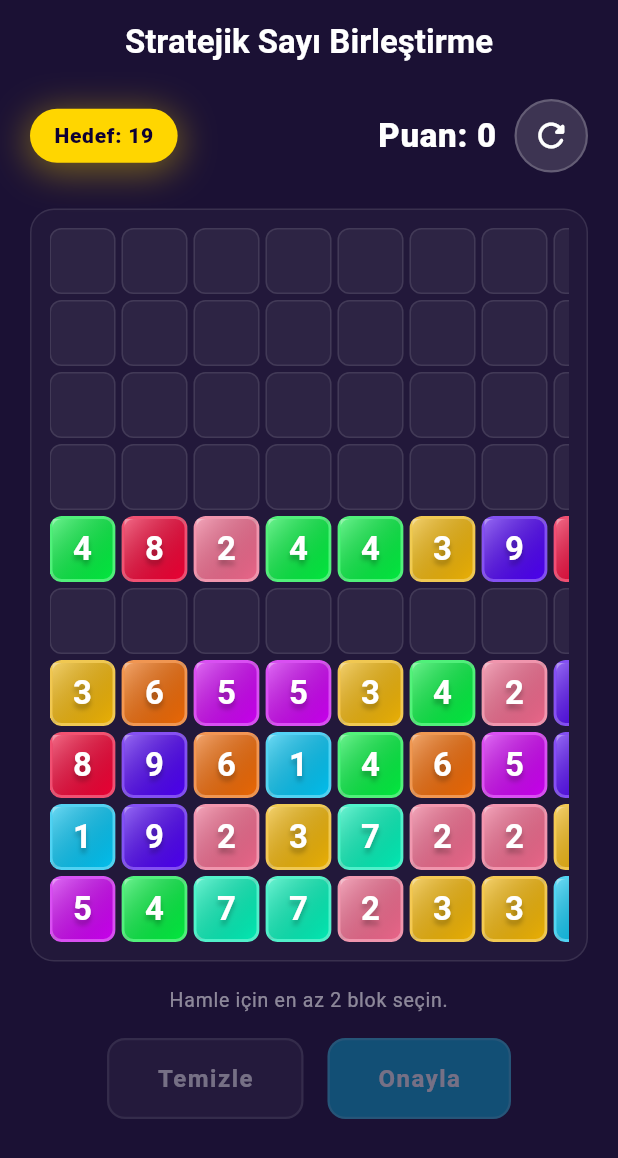
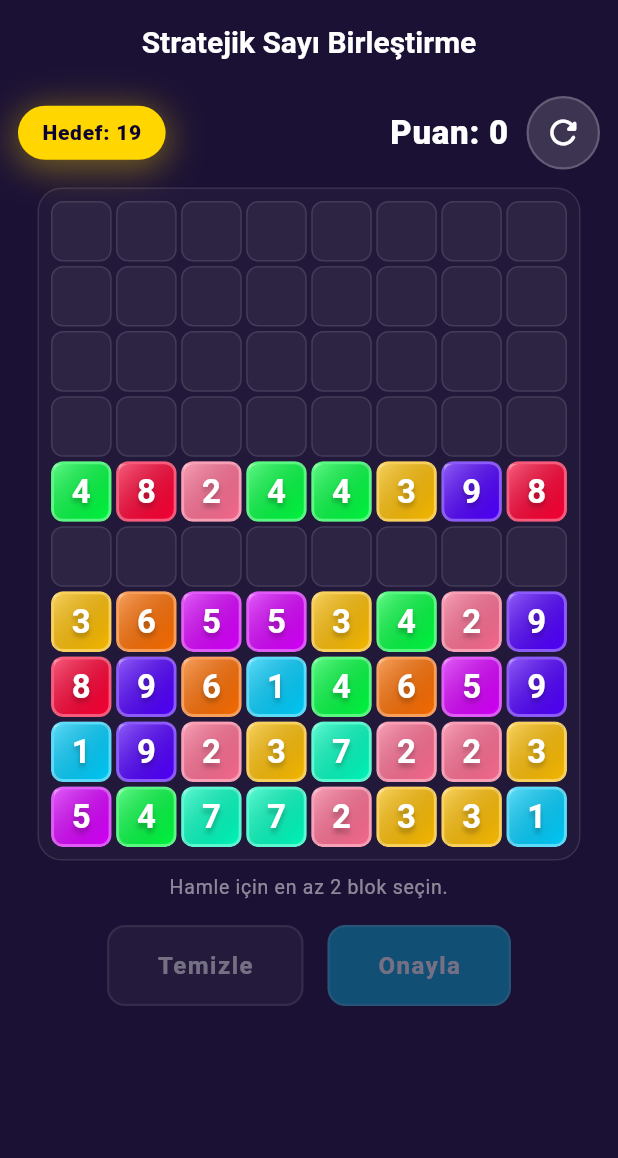
Before and after one commit to Efilant/Stratejik-Say-Birle-tirme-Oyunu, a Flutter app: the screen it shows after launch, on a phone screen of 412 x 824 dp. Shown: the top 1158 px of the screen. Run offline on Flutter 3.47's test engine with Material 3 defaults, Android fonts, the phone set to English and light mode, and no system bars.

Commit message:
UI: Make GameGrid responsive, reduce paddings and spacing; enhance Block selection visuals

```diff
--- a/lib/providers/game_engine.dart
+++ b/lib/providers/game_engine.dart
@@ -193,6 +193,7 @@
     notifyListeners();
   }
 
+
   /// Esma: doğru hamle sonrası (PDF) — sütunlarda aşağı kayma + üstten 1–9 doldurma
   /// Sude : boşalan yerler rastgele doldurulmaz, sadece mevcut bloklar aşağı kayar.
   void _applyGravityAndRefill() {
--- a/lib/screens/game_screen.dart
+++ b/lib/screens/game_screen.dart
@@ -19,7 +19,7 @@
             appBar: AppBar(
               title: const Text(
                 'Stratejik Sayı Birleştirme',
-                style: TextStyle(fontWeight: FontWeight.bold),
+                style: TextStyle(fontWeight: FontWeight.bold, fontSize: 20),
               ),
               centerTitle: true,
               backgroundColor: Colors.transparent,
@@ -28,7 +28,7 @@
             ),
             body: SafeArea(
               child: SingleChildScrollView(
-                padding: const EdgeInsets.symmetric(horizontal: 20, vertical: 10),
+                padding: const EdgeInsets.symmetric(horizontal: 12, vertical: 8),
                 child: Column(
                   children: [
                     Row(
@@ -44,9 +44,9 @@
                         ),
                       ],
                     ),
-                    const SizedBox(height: 24),
+                    const SizedBox(height: 12),
                     const Center(child: GameGrid()),
-                    const SizedBox(height: 16),
+                    const SizedBox(height: 8),
                     _buildBottomControls(context),
                   ],
                 ),
--- a/lib/widgets/block_widget.dart
+++ b/lib/widgets/block_widget.dart
@@ -8,7 +8,8 @@
 class BlockWidget extends StatelessWidget {
   final int? value;
   final double size;
-  final bool isSelected;
+  /// Eğer seçiliyse, seçili sıra (0-based). null ise seçili değil.
+  final int? selectedIndex;
   final bool isExploding; // Madde 7 için yeni
   final bool isError; // Madde 8 için yeni
   final VoidCallback? onTap;
@@ -17,7 +18,7 @@
     super.key,
     this.value,
     this.size = 45,
-    this.isSelected = false,
+    this.selectedIndex,
     this.isExploding = false,
     this.isError = false,
     this.onTap,
@@ -28,13 +29,14 @@
     if (value == null) return _buildEmptyTile();
 
     final color = AppColors.blockColors[value] ?? Colors.grey;
+    final bool isSelected = selectedIndex != null;
 
     return GestureDetector(
       onTap: onTap,
       child: AnimatedScale(
         duration: const Duration(milliseconds: 200),
         // Patlıyorsa daha fazla büyür, seçiliyse normal büyür
-        scale: isExploding ? 1.25 : (isSelected ? 1.1 : 1.0),
+        scale: isExploding ? 1.25 : (isSelected ? 1.12 : 1.0),
         child: Container(
           width: size,
           height: size,
@@ -54,12 +56,12 @@
                   blurRadius: 20,
                   spreadRadius: 2,
                 ),
-              // Normal Seçim Parlaması
+              // Daha belirgin seçim glow'u
               if (isSelected && !isExploding && !isError)
                 BoxShadow(
-                  color: color.withOpacity(0.5),
-                  blurRadius: 15,
-                  spreadRadius: 2,
+                  color: color.withOpacity(0.75),
+                  blurRadius: 22,
+                  spreadRadius: 3,
                 ),
             ],
           ),
@@ -74,7 +76,7 @@
                       borderRadius: BorderRadius.circular(8),
                       border: Border.all(
                         color: isError ? Colors.redAccent : Colors.white,
-                        width: 2.5,
+                        width: isSelected ? 3.0 : 2.5,
                       ),
                     ),
                   ),
@@ -93,10 +95,10 @@
                           ? Colors.white
                           : (isError
                               ? Colors.red.withOpacity(0.8)
-                              : color.withOpacity(0.9)),
+                              : color.withOpacity(0.95)),
                       borderRadius: BorderRadius.circular(8),
                       border: Border.all(
-                        color: Colors.white.withOpacity(isSelected ? 0.6 : 0.3),
+                        color: Colors.white.withOpacity(isSelected ? 0.8 : 0.35),
                         width: 2.0,
                       ),
                     ),
@@ -111,7 +113,7 @@
                                 end: Alignment.bottomRight,
                                 colors: [
                                   Colors.white
-                                      .withOpacity(isExploding ? 0.8 : 0.4),
+                                      .withOpacity(isExploding ? 0.8 : 0.35),
                                   Colors.transparent,
                                 ],
                               ),
@@ -138,6 +140,35 @@
                             ),
                           ),
                         ),
+
+                        // Seçim sırası rozeti (sağ üst)
+                        if (isSelected)
+                          Positioned(
+                            top: -6,
+                            right: -6,
+                            child: Container(
+                              padding: const EdgeInsets.all(6),
+                              decoration: BoxDecoration(
+                                shape: BoxShape.circle,
+                                color: Colors.black.withOpacity(0.6),
+                                border: Border.all(color: Colors.white, width: 1.0),
+                                boxShadow: [
+                                  BoxShadow(
+                                    color: Colors.black.withOpacity(0.4),
+                                    blurRadius: 6,
+                                  )
+                                ],
+                              ),
+                              child: Text(
+                                '${selectedIndex! + 1}',
+                                style: const TextStyle(
+                                  color: Colors.white,
+                                  fontSize: 12,
+                                  fontWeight: FontWeight.bold,
+                                ),
+                              ),
+                            ),
+                          ),
                       ],
                     ),
                   ),
--- a/lib/widgets/game_grid.dart
+++ b/lib/widgets/game_grid.dart
@@ -1,4 +1,3 @@
-import 'dart:ui';
 import 'package:flutter/material.dart';
 import 'package:provider/provider.dart';
 import '../providers/game_engine.dart';
@@ -14,17 +13,38 @@
   Widget build(BuildContext context) {
     return Consumer<GameEngine>(
       builder: (context, engine, _) {
-        const double cellSize = 44.0;
-        const double spacing = 4.0;
+        return LayoutBuilder(builder: (context, constraints) {
+          // spacing between cells
+          const double spacing = 3.0; // slightly smaller spacing to fit more
 
-        // Toplam genişlik ve yüksekliği net hesapla
-        final gridWidth =
-            GameEngine.cols * cellSize + (GameEngine.cols - 1) * spacing;
-        final gridHeight =
-            GameEngine.rows * cellSize + (GameEngine.rows - 1) * spacing;
+          // Use available width to compute cell size. For height, reserve a fraction
+          // of screen so grid doesn't overflow other UI. If parent provides tight
+          // height constraints, those will be used.
+          final screenHeight = MediaQuery.of(context).size.height;
+          final maxHeightForGrid = constraints.hasBoundedHeight
+              ? constraints.maxHeight
+              : screenHeight * 0.85; // increase reserved height so full grid fits
+
+          final maxWidth = constraints.maxWidth;
+
+          final cellWidth = (maxWidth - (GameEngine.cols - 1) * spacing) /
+              GameEngine.cols;
+          final cellHeight = (maxHeightForGrid -
+                  (GameEngine.rows - 1) * spacing) /
+              GameEngine.rows;
+
+          // Apply a small global shrink factor so the grid's minimum size is a bit
+          // smaller and more likely to fit on smaller screens.
+          final baseCell = cellWidth < cellHeight ? cellWidth : cellHeight;
+          final shrinkFactor = 0.88; // reduce min height/width slightly
+          final cellSize = baseCell * shrinkFactor;
+          final gridWidth = GameEngine.cols * cellSize +
+              (GameEngine.cols - 1) * spacing;
+          final gridHeight = GameEngine.rows * cellSize +
+              (GameEngine.rows - 1) * spacing;
 
           return Container(
-          padding: const EdgeInsets.all(12),
+            padding: const EdgeInsets.all(8),
             decoration: BoxDecoration(
               color: Colors.white.withOpacity(0.03),
               borderRadius: BorderRadius.circular(16),
@@ -62,11 +82,18 @@
                               onTap: engine.isResolvingExplosion
                                   ? null
                                   : () => engine.onCellTapped(r, c),
-                            child: BlockWidget(
+                              child: Builder(builder: (ctx) {
+                                // Seçili sıra index'ini hesapla (0-based). Eğer seçili değilse null.
+                                final selIndex = engine.selectedPath.indexWhere(
+                                    (p) => p.row == r && p.col == c);
+                                final int? selectedIndexArg =
+                                    selIndex >= 0 ? selIndex : null;
+                                return BlockWidget(
                                   value: engine.grid[r][c]!.value,
                                   size: cellSize,
-                              isSelected: engine.isCellSelected(r, c),
-                            ),
+                                  selectedIndex: selectedIndexArg,
+                                );
+                              }),
                             ),
                           ),
 
@@ -87,6 +114,7 @@
               ),
             ),
           );
+        });
       },
     );
   }
```
Also changed, not shown: pubspec.lock, 6 other files. Lines whose indentation alone changed are shown as unchanged.
